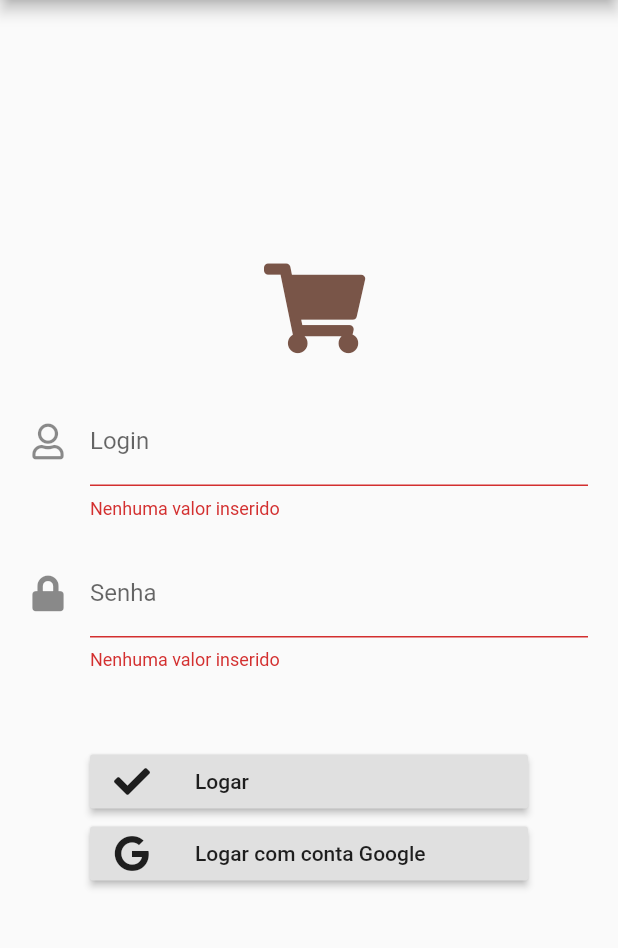
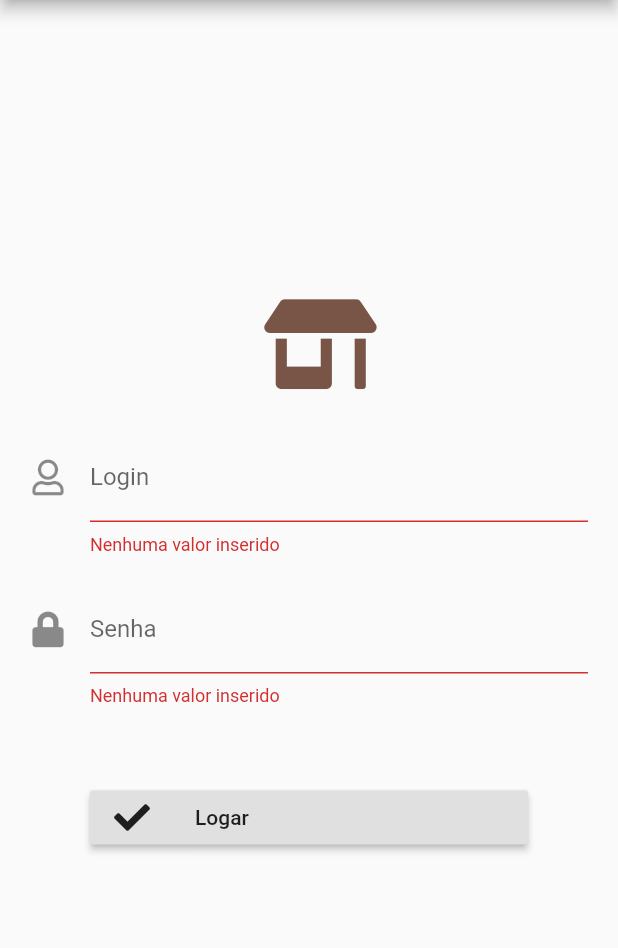
Before and after one commit to ademir2011/browdelivery, a Flutter app: the screen it shows after launch, after a tap on "Logar", on a phone screen of 412 x 824 dp, the part 84-1032 px from its top. Run offline on Flutter 3.47's test engine with Material 2 defaults, Android fonts, the phone set to English and light mode, and no system bars; our stand-ins replace cloud_firestore, font_awesome_flutter, google_sign_in, sqflite; accounts and stored records are empty.

Commit message:
modificações

```diff
--- /dev/null
+++ b/lib/components/app_bar.dart
@@ -0,0 +1,9 @@
+import 'package:flutter/material.dart';
+
+class WidgetAppBar {
+  static Widget build() {
+    return AppBar(
+      title: Text("Brow Delivery"),
+    );
+  }
+}
--- a/lib/ui/autentication.dart
+++ b/lib/ui/autentication.dart
@@ -1,3 +1,4 @@
+import 'package:brow/components/app_bar.dart';
 import 'package:brow/ui/screen_admin/admin_home.dart';
 import 'package:brow/ui/screen_user/home.dart';
 import 'package:flutter/material.dart';
@@ -11,19 +12,14 @@ class Autentication extends StatefulWidget {
 
 class _AutenticationState extends State<Autentication> {
   final _formKey = GlobalKey<FormState>();
-  GoogleSignIn _googleSignIn = GoogleSignIn(scopes: ['email']);
+  // GoogleSignIn _googleSignIn = GoogleSignIn(scopes: ['email']);
 
   @override
   Widget build(BuildContext context) {
     return Scaffold(
-        appBar: buildAppBar(),
-        body: buildLogin(),
-        resizeToAvoidBottomPadding: false);
-  }
-
-  Widget buildAppBar() {
-    return AppBar(
-      title: Text("Brow Delivery"),
+      appBar: WidgetAppBar.build(),
+      body: buildLogin(),
+      resizeToAvoidBottomPadding: false,
     );
   }
 
@@ -37,7 +33,7 @@ class _AutenticationState extends State<Autentication> {
             mainAxisAlignment: MainAxisAlignment.center,
             children: <Widget>[
               Icon(
-                FontAwesomeIcons.shoppingCart,
+                FontAwesomeIcons.storeAlt,
                 size: 60.0,
                 color: Colors.brown,
               ),
@@ -93,20 +89,20 @@ class _AutenticationState extends State<Autentication> {
                         }
                       },
                     ),
-                    RaisedButton(
-                      child: Row(
-                        children: <Widget>[
-                          Icon(FontAwesomeIcons.google),
-                          SizedBox(
-                            width: 30.0,
-                          ),
-                          Text("Logar com conta Google"),
-                        ],
-                      ),
-                      onPressed: () {
-                        logar();
-                      },
-                    ),
+                    // RaisedButton(
+                    //   child: Row(
+                    //     children: <Widget>[
+                    //       Icon(FontAwesomeIcons.google),
+                    //       SizedBox(
+                    //         width: 30.0,
+                    //       ),
+                    //       Text("Logar com conta Google"),
+                    //     ],
+                    //   ),
+                    //   onPressed: () {
+                    //     logar();
+                    //   },
+                    // ),
                   ],
                 ),
               ),
@@ -117,22 +113,22 @@ class _AutenticationState extends State<Autentication> {
     );
   }
 
-  void logar() {
-    _googleSignIn.signIn().then((gData) {
-      print('Usuário ${gData.displayName} autenticado!');
+  // void logar() {
+  //   _googleSignIn.signIn().then((gData) {
+  //     print('Usuário ${gData.displayName} autenticado!');
 
-      if (gData.email == "ademirbezerra2012@gmail.com") {
-        print("usuario administrador");
-      }
+  //     if (gData.email == "ademirbezerra2012@gmail.com") {
+  //       print("usuario administrador");
+  //     }
 
-      Navigator.pushReplacement(
-        context,
-        MaterialPageRoute(
-          builder: (build) => gData.email != "ademirbezerra2012@gmail.com"
-              ? Home(order: null)
-              : AdminHome(),
-        ),
-      );
-    }).catchError((err) => print('error ==> $err'));
-  }
+  //     Navigator.pushReplacement(
+  //       context,
+  //       MaterialPageRoute(
+  //         builder: (build) => gData.email != "ademirbezerra2012@gmail.com"
+  //             ? Home(order: null)
+  //             : AdminHome(),
+  //       ),
+  //     );
+  //   }).catchError((err) => print('error ==> $err'));
+  // }
 }
```
